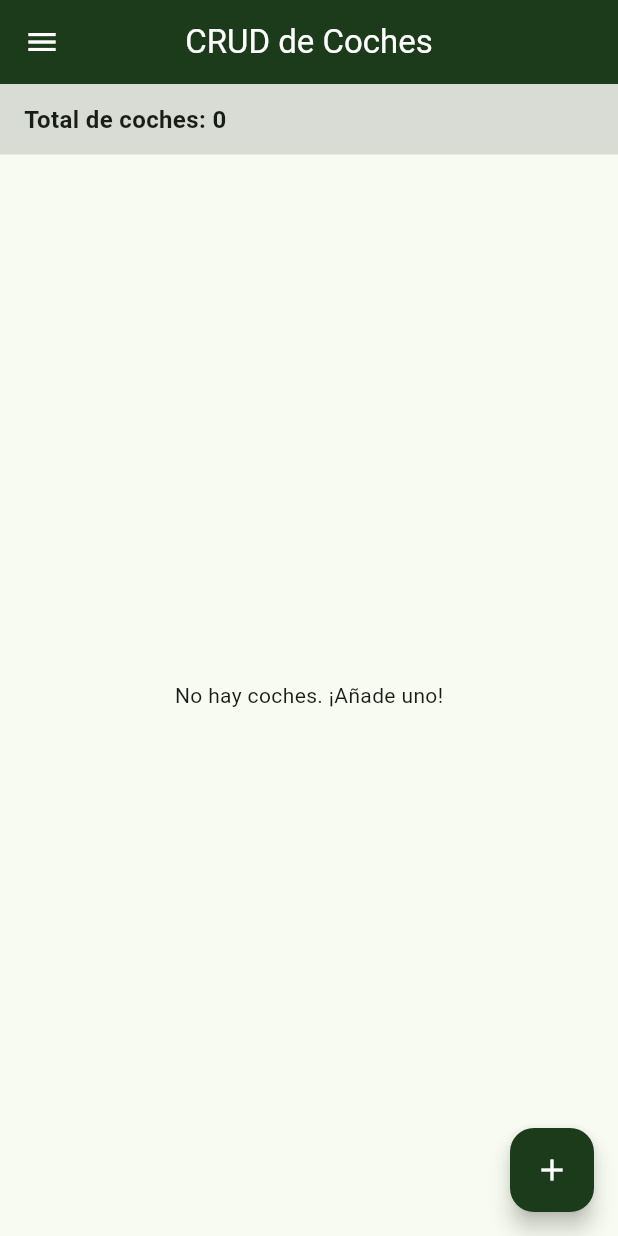
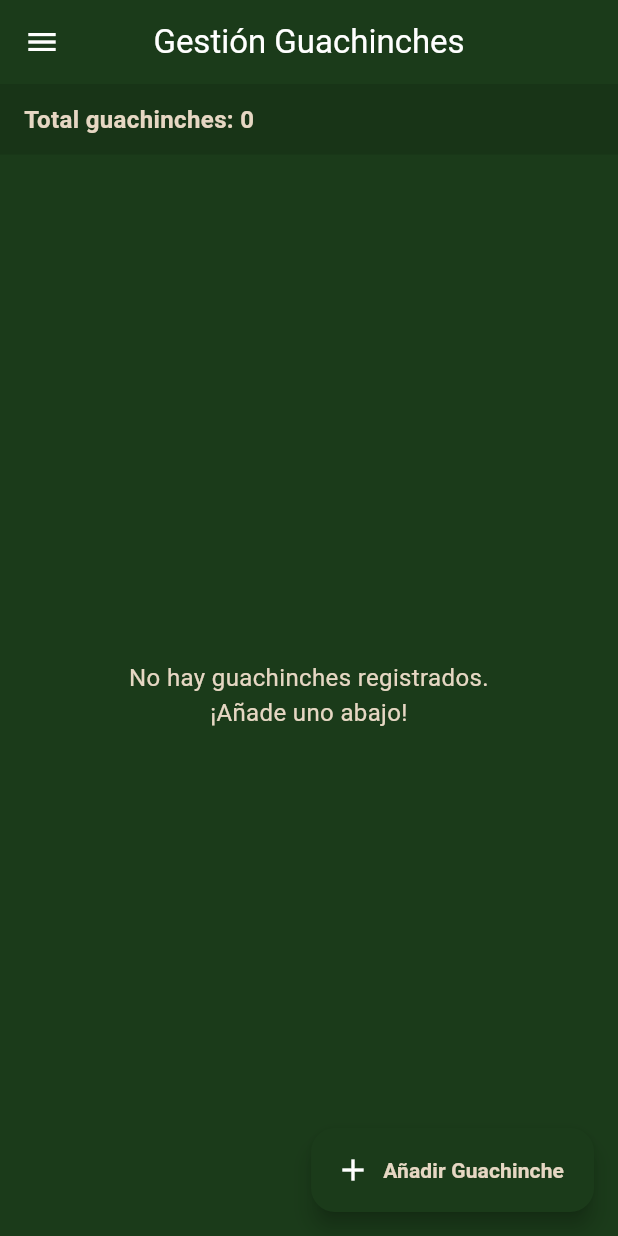
Before and after one commit to DanielRiveroP/PGL-P2-MyPortfolio, a Flutter app: the CrudScreen screen opened by its route, on a phone screen of 412 x 824 dp. Run offline on Flutter 3.47's test engine with Material 3 defaults, Android fonts, the light colour scheme and no system bars; our stand-ins replace go_router, qr_flutter.

Commit message:
Adapted to Guachinches

```diff
--- a/lib/screens/crud_screen.dart
+++ b/lib/screens/crud_screen.dart
@@ -1,5 +1,5 @@
 import 'package:flutter/material.dart';
-import '../models/coche.dart';
+import '../models/guachinche.dart';
 import '../widgets/app_drawer.dart';
 
 class CrudScreen extends StatefulWidget {
@@ -10,47 +10,37 @@ class CrudScreen extends StatefulWidget {
 }
 
 class _CrudScreenState extends State<CrudScreen> {
-  // Lista dinámica de elementos
-  final List<Coche> _coches = [];
+  // Lista dinámica de guachinches y contador
+  final List<Guachinche> _guachinches = [];
   int _contadorId = 1;
 
   // Controladores para el formulario del Modal
-  final _marcaController = TextEditingController();
-  final _descController = TextEditingController();
-  String _categoriaSeleccionada = 'Deportivo'; // Categoría por defecto
+  final _nombreController = TextEditingController();
+  final _islaController = TextEditingController();
+  final _especialidadController = TextEditingController();
 
-  // Función para mostrar el modal (Dialog) de añadir coche (Requisito 4 y 5)
+  // Función para mostrar el modal de añadir guachinche
   void _mostrarModalAgregar() {
     showDialog(
       context: context,
       builder: (context) {
         return AlertDialog(
-          title: const Text('Añadir Nuevo Coche'),
+          title: const Text('Añadir Guachinche'),
           content: SingleChildScrollView(
             child: Column(
               mainAxisSize: MainAxisSize.min,
               children: [
                 TextField(
-                  controller: _marcaController,
-                  decoration: const InputDecoration(labelText: 'Marca / Nombre'),
+                  controller: _nombreController,
+                  decoration: const InputDecoration(labelText: 'Nombre'),
                 ),
                 TextField(
-                  controller: _descController,
-                  decoration: const InputDecoration(labelText: 'Descripción breve'),
+                  controller: _islaController,
+                  decoration: const InputDecoration(labelText: 'Isla (ej. Tenerife)'),
                 ),
-                const SizedBox(height: 16),
-                // Selector de categoría (Requisito 5)
-                DropdownButtonFormField<String>(
-                  value: _categoriaSeleccionada,
-                  items: ['Deportivo', 'SUV', 'Clásico'].map((cat) {
-                    return DropdownMenuItem(value: cat, child: Text(cat));
-                  }).toList(),
-                  onChanged: (val) {
-                    setState(() {
-                      _categoriaSeleccionada = val!;
-                    });
-                  },
-                  decoration: const InputDecoration(labelText: 'Categoría'),
+                TextField(
+                  controller: _especialidadController,
+                  decoration: const InputDecoration(labelText: 'Especialidad (ej. Carne cabra)'),
                 ),
               ],
             ),
@@ -61,20 +51,25 @@ class _CrudScreenState extends State<CrudScreen> {
               child: const Text('Cancelar'),
             ),
             ElevatedButton(
+              style: ElevatedButton.styleFrom(
+                backgroundColor: const Color(0xFF1B3B1A),
+                foregroundColor: Colors.white,
+              ),
               onPressed: () {
-                if (_marcaController.text.isNotEmpty) {
+                if (_nombreController.text.isNotEmpty) {
                   setState(() {
-                    _coches.add(
-                      Coche(
+                    _guachinches.add(
+                      Guachinche(
                         id: _contadorId++,
-                        marca: _marcaController.text,
-                        descripcion: _descController.text,
-                        categoria: _categoriaSeleccionada,
+                        nombre: _nombreController.text,
+                        isla: _islaController.text,
+                        especialidad: _especialidadController.text,
                       ),
                     );
                   });
-                  _marcaController.clear();
-                  _descController.clear();
+                  _nombreController.clear();
+                  _islaController.clear();
+                  _especialidadController.clear();
                   Navigator.pop(context);
                 }
               },
@@ -85,29 +80,29 @@ class _CrudScreenState extends State<CrudScreen> {
       },
     );
   }
+
+  // Función para el modal de confirmación de Borrar Todo
   void _mostrarModalConfirmacionBorrarTodo() {
     showDialog(
       context: context,
       builder: (context) {
         return AlertDialog(
           title: const Text('Borrar todo'),
-        content: const Text('¿Estás seguro de que quieres eliminar todos los coches de la lista?'),
+          content: const Text('¿Estás seguro de que quieres eliminar todos los guachinches?'),
           actions: [
-          // Botón para cancelar (cierra el modal sin hacer nada)
             TextButton(
               onPressed: () => Navigator.pop(context),
               child: const Text('Cancelar'),
             ),
-          // Botón para confirmar el borrado
             ElevatedButton(
               style: ElevatedButton.styleFrom(backgroundColor: Colors.red),
               onPressed: () {
                 setState(() {
-                _coches.clear(); // Esto vacía la lista por completo
+                  _guachinches.clear();
                 });
-              Navigator.pop(context); // Cierra el modal
+                Navigator.pop(context);
               },
-            child: const Text('Sí, borrar todo', style: TextStyle(color: Colors.white)),
+              child: const Text('Sí, borrar todo', style: TextStyle(color: Color(0xFFE6D7C3))),
             ),
           ],
         );
@@ -115,54 +110,31 @@ class _CrudScreenState extends State<CrudScreen> {
     );
   }
 
-
-  // Función auxiliar para retornar una imagen según la categoría (Requisito 6)
-  Widget _obtenerImagenPorCategoria(String categoria) {
-    IconData icono;
-    Color color;
-    if (categoria == 'Deportivo') {
-      icono = Icons.speed;
-      color = Colors.red;
-    } else if (categoria == 'SUV') {
-      icono = Icons.directions_car;
-      color = Colors.green;
-    } else {
-      icono = Icons.history;
-      color = Colors.amber;
-    }
-    return CircleAvatar(
-      backgroundColor: color.withOpacity(0.2),
-      child: Icon(icono, color: color),
-    );
-  }
-
   @override
   Widget build(BuildContext context) {
     return Scaffold(
+      backgroundColor: const Color(0xFF1B3B1A),
       appBar: AppBar(
-        title: const Text('CRUD de Coches'),
+        title: const Text('Gestión Guachinches'),
         backgroundColor: const Color(0xFF1B3B1A),
         foregroundColor: Colors.white,
         centerTitle: true,
       ),
-      drawer: const AppDrawer(), // Requisito 2: Añadido al Drawer
+      drawer: const AppDrawer(),
       body: Column(
         children: [
-          // Requisito 8: Marcador que indica el número total de elementos
+          // Marcador superior y botón de Borrar todo
           Container(
             padding: const EdgeInsets.symmetric(horizontal: 16, vertical: 12),
             color: Colors.black12,
             child: Row(
               mainAxisAlignment: MainAxisAlignment.spaceBetween,
               children: [
-                // Texto del total de coches
                 Text(
-                  'Total de coches: ${_coches.length}',
-                  style: const TextStyle(fontSize: 16, fontWeight: FontWeight.bold),
+                  'Total guachinches: ${_guachinches.length}',
+                  style: const TextStyle(fontSize: 16, fontWeight: FontWeight.bold, color: Color(0xFFE6D7C3)),
                 ),
-
-                // Botón de borrar todo (si la lista está vacía, muestra un espacio vacío en vez del botón)
-                _coches.isEmpty
+                _guachinches.isEmpty
                     ? const SizedBox.shrink()
                     : ElevatedButton.icon(
                         style: ElevatedButton.styleFrom(
@@ -176,27 +148,43 @@ class _CrudScreenState extends State<CrudScreen> {
               ],
             ),
           ),
+          // Lista dinámica
           Expanded(
-            child: _coches.isEmpty
-                ? const Center(child: Text('No hay coches. ¡Añade uno!'))
+            child: _guachinches.isEmpty
+                ? const Center(
+                    child: Text(
+                      'No hay guachinches registrados.\n¡Añade uno abajo!',
+                      textAlign: TextAlign.center,
+                      style: TextStyle(color: Color(0xFFE6D7C3), fontSize: 16),
+                    ),
+                  )
                 : ListView.builder(
-                    itemCount: _coches.length,
+                    itemCount: _guachinches.length,
                     itemBuilder: (context, index) {
-                      final coche = _coches[index];
+                      final guachinche = _guachinches[index];
                       return Card(
                         margin: const EdgeInsets.symmetric(horizontal: 12, vertical: 6),
                         child: ListTile(
-                          // Requisito 6: Imagen o icono al lado según la categoría
-                          leading: _obtenerImagenPorCategoria(coche.categoria),
-                          title: Text(coche.marca, style: const TextStyle(fontWeight: FontWeight.bold)),
-                          subtitle: Text('${coche.descripcion}\nCategoría: ${coche.categoria}'),
+                          leading: Container(
+                            width: 50,
+                            height: 50,
+                            decoration: BoxDecoration(
+                              color: const Color(0xFF1B3B1A).withOpacity(0.2),
+                              borderRadius: BorderRadius.circular(8),
+                            ),
+                            child: const Icon(Icons.restaurant, color: Color(0xFF1B3B1A)),
+                          ),
+                          title: Text(
+                            guachinche.nombre,
+                            style: const TextStyle(fontWeight: FontWeight.bold, color: Color(0xFFE6D7C3)),
+                          ),
+                          subtitle: Text('Isla: ${guachinche.isla}\nEspecialidad: ${guachinche.especialidad}'),
                           isThreeLine: true,
-                          // Requisito 7: Botón para ser borrado individualmente
                           trailing: IconButton(
                             icon: const Icon(Icons.delete, color: Colors.red),
                             onPressed: () {
                               setState(() {
-                                _coches.removeAt(index);
+                                _guachinches.removeAt(index);
                               });
                             },
                           ),
@@ -207,11 +195,17 @@ class _CrudScreenState extends State<CrudScreen> {
           ),
         ],
       ),
-      // Botón flotante para abrir el modal de añadir
-      floatingActionButton: FloatingActionButton(
+      // Botón flotante inferior para añadir guachinche
+      floatingActionButton: FloatingActionButton.extended(
         onPressed: _mostrarModalAgregar,
         backgroundColor: const Color(0xFF1B3B1A),
-        child: const Icon(Icons.add, color: Colors.white),
+        foregroundColor: Colors.white,
+        icon: const Icon(Icons.add),
+        label: const Text(
+          'Añadir Guachinche',
+          style: TextStyle(fontWeight: FontWeight.bold, color: Color(0xFFE6D7C3)),
+
+        ),
       ),
     );
   }
--- a/lib/widgets/app_drawer.dart
+++ b/lib/widgets/app_drawer.dart
@@ -93,7 +93,7 @@ class AppDrawer extends StatelessWidget {
             ),
             _buildDrawerItem(
               icon: Icons.storage, // O el icono que prefieras
-              title: 'CRUD de Coches',
+              title: 'Gestión Guachinches',
               isSelected: currentPath == '/crud', // O la ruta que configures
               onTap: () {
                 Navigator.pop(context); // Cierra el menú
```
Also changed, not shown: lib/main.dart (line endings or trailing spaces). Lines whose indentation alone changed are shown as unchanged.
